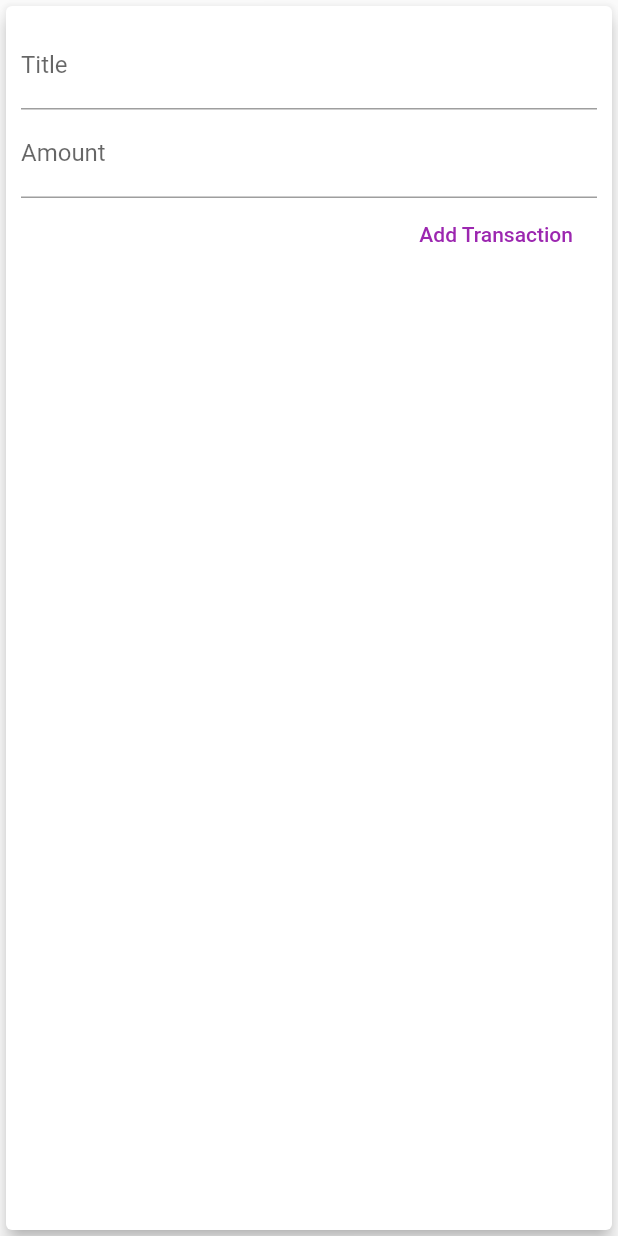
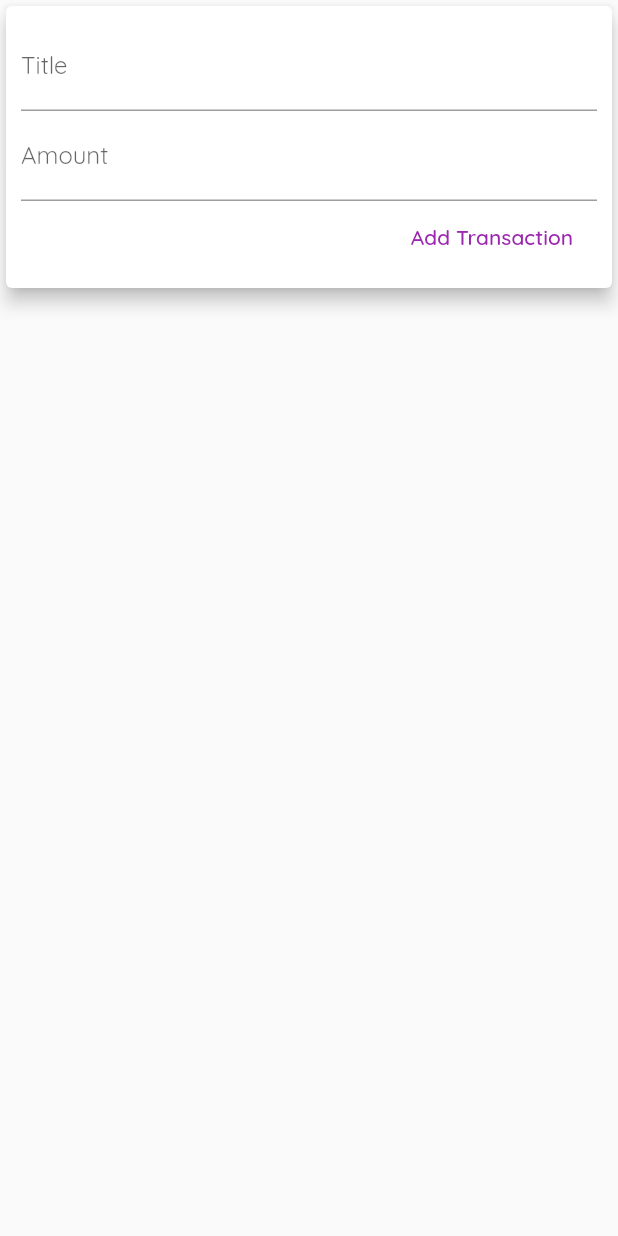
Before and after one commit to GitVaibhav1999/expense-app, a Flutter app: the NewTransaction widget shown alone on an empty page, opened directly with empty values, after a tap on "Add Transaction", on a phone screen of 412 x 824 dp. Run offline on Flutter 3.47's test engine with Material 2 defaults, Android fonts, the phone set to English and light mode, and no system bars.

Commit message:
pending2

```diff
--- a/lib/widgets/new_transaction.dart
+++ b/lib/widgets/new_transaction.dart
@@ -1,27 +1,42 @@
 import 'package:flutter/material.dart';
 
-import './user_transaction.dart';
 
-class NewTransaction extends StatelessWidget {
+
+class NewTransaction extends StatefulWidget {
   final Function addTx;
-  final titleController = TextEditingController();
-  final amountController = TextEditingController();
 
   NewTransaction(this.addTx);
 
   @override
+  _NewTransactionState createState() => _NewTransactionState();
+}
+
+class _NewTransactionState extends State<NewTransaction> {
+  final titleController = TextEditingController();
+
+  final amountController = TextEditingController();
+
+
+  @override
   Widget build(BuildContext context) {
-    return Card(
+
+    return Container(
+      height: 300,
+      child: ListView(
+
+            children: <Widget>[ Card(
             elevation: 5,
             child: Container(
                 padding: EdgeInsets.all(10),
                 child: Column(
                   crossAxisAlignment: CrossAxisAlignment.end,
                   children: <Widget>[
+
                     TextField(
                       decoration: InputDecoration(labelText: 'Title'),
                       controller: titleController,
                       keyboardType: TextInputType.text,
+
                     ),
                     TextField(
                       decoration: InputDecoration(labelText: 'Amount'),
@@ -30,14 +45,16 @@ class NewTransaction extends StatelessWidget {
                     ),
                     FlatButton(
                       child: Text('Add Transaction'),
-                  textColor: Colors.purple,
+                      textColor: Theme.of(context).primaryColor,
                       onPressed: () {
-                    addTx(titleController.text,
+                        widget.addTx(titleController.text,
                         double.parse(amountController.text));
                       } ,
                     )
 
                   ],
-            )));
+                ))),]
+      ),
+    );
   }
 }
```
Also changed, not shown: lib/main.dart (+61 -29 lines), lib/widgets/chart.dart (added, +45 -0 lines), lib/widgets/transaction_list.dart (+26 -3 lines), lib/widgets/user_transaction.dart (deleted, +0 -34 lines), pubspec.yaml (+15 -14 lines), assets/fonts/OpenSans-Bold.ttf (added), assets/fonts/OpenSans-Regular.ttf (added), assets/fonts/Quicksand-Bold.ttf (added), assets/fonts/Quicksand-Light.ttf (added), assets/fonts/Quicksand-Medium.ttf (added), assets/fonts/Quicksand-Regular.ttf (added), assets/images/waiting.png (added). Lines whose indentation alone changed are shown as unchanged.
